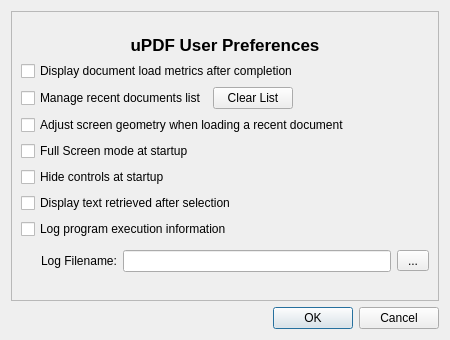
Before: the Qt Designer form ui/preferencesdialog.ui in turgu1/uPDF2, drawn with Qt 5.
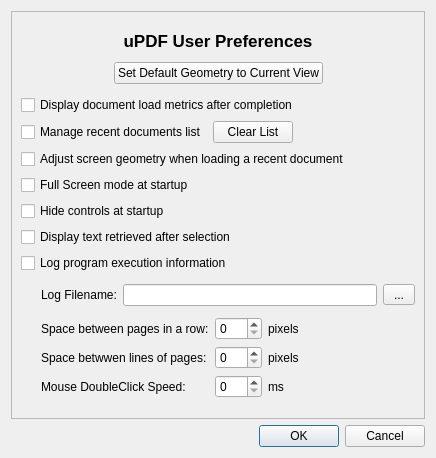
After: the same form once the commit is applied. Icons and pictures are not drawn.

The edit to the form file:
```diff
--- a/ui/preferencesdialog.ui
+++ b/ui/preferencesdialog.ui
@@ -6,8 +6,8 @@
    <rect>
     <x>0</x>
     <y>0</y>
-    <width>450</width>
-    <height>340</height>
+    <width>436</width>
+    <height>458</height>
    </rect>
   </property>
   <property name="windowTitle">
@@ -53,6 +53,49 @@
         </property>
        </widget>
       </item>
+      <item>
+       <layout class="QHBoxLayout" name="horizontalLayout_3">
+        <property name="topMargin">
+         <number>5</number>
+        </property>
+        <property name="bottomMargin">
+         <number>5</number>
+        </property>
+        <item>
+         <spacer name="horizontalSpacer_3">
+          <property name="orientation">
+           <enum>Qt::Horizontal</enum>
+          </property>
+          <property name="sizeHint" stdset="0">
+           <size>
+            <width>40</width>
+            <height>20</height>
+           </size>
+          </property>
+         </spacer>
+        </item>
+        <item>
+         <widget class="QPushButton" name="setViewButton">
+          <property name="text">
+           <string>Set Default Geometry to Current View</string>
+          </property>
+         </widget>
+        </item>
+        <item>
+         <spacer name="horizontalSpacer_4">
+          <property name="orientation">
+           <enum>Qt::Horizontal</enum>
+          </property>
+          <property name="sizeHint" stdset="0">
+           <size>
+            <width>40</width>
+            <height>20</height>
+           </size>
+          </property>
+         </spacer>
+        </item>
+       </layout>
+      </item>
       <item>
        <widget class="QCheckBox" name="metricsCB">
         <property name="text">
@@ -178,6 +221,87 @@
         </item>
        </layout>
       </item>
+      <item>
+       <layout class="QGridLayout" name="gridLayout">
+        <property name="leftMargin">
+         <number>20</number>
+        </property>
+        <property name="topMargin">
+         <number>0</number>
+        </property>
+        <item row="0" column="1">
+         <widget class="QSpinBox" name="horizontalPadding"/>
+        </item>
+        <item row="0" column="3">
+         <spacer name="horizontalSpacer_2">
+          <property name="orientation">
+           <enum>Qt::Horizontal</enum>
+          </property>
+          <property name="sizeHint" stdset="0">
+           <size>
+            <width>40</width>
+            <height>20</height>
+           </size>
+          </property>
+         </spacer>
+        </item>
+        <item row="0" column="0">
+         <widget class="QLabel" name="label">
+          <property name="text">
+           <string>Space between pages in a row:</string>
+          </property>
+         </widget>
+        </item>
+        <item row="1" column="1">
+         <widget class="QSpinBox" name="verticalPadding"/>
+        </item>
+        <item row="1" column="0">
+         <widget class="QLabel" name="label_2">
+          <property name="text">
+           <string>Space betwwen lines of pages:</string>
+          </property>
+         </widget>
+        </item>
+        <item row="2" column="0">
+         <widget class="QLabel" name="label_3">
+          <property name="text">
+           <string>Mouse DoubleClick Speed:</string>
+          </property>
+         </widget>
+        </item>
+        <item row="2" column="1">
+         <widget class="QSpinBox" name="doubleClickSpeed">
+          <property name="maximum">
+           <number>999</number>
+          </property>
+          <property name="singleStep">
+           <number>50</number>
+          </property>
+         </widget>
+        </item>
+        <item row="0" column="2">
+         <widget class="QLabel" name="label_4">
+          <property name="text">
+           <string>pixels</string>
+          </property>
+         </widget>
+        </item>
+        <item row="1" column="2">
+         <widget class="QLabel" name="label_5">
+          <property name="text">
+           <string>pixels</string>
+          </property>
+         </widget>
+        </item>
+        <item row="2" column="2">
+         <widget class="QLabel" name="label_6">
+          <property name="text">
+           <string>ms</string>
+          </property>
+         </widget>
+        </item>
+       </layout>
+      </item>
       <item>
        <spacer name="verticalSpacer_2">
         <property name="orientation">
```
